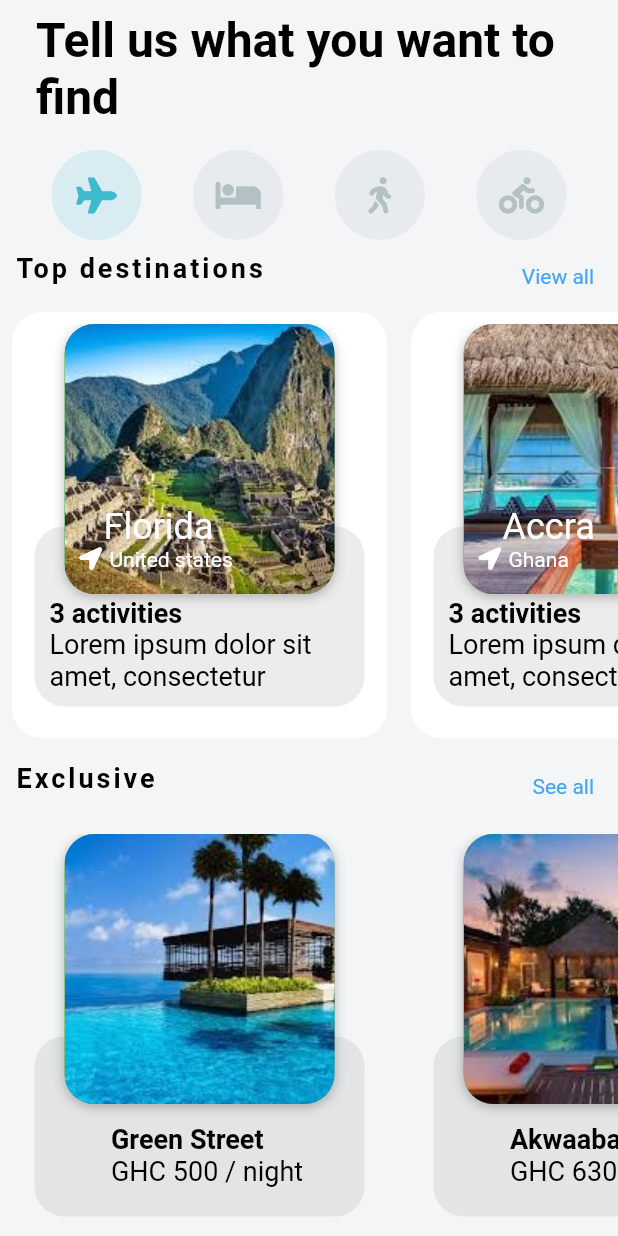
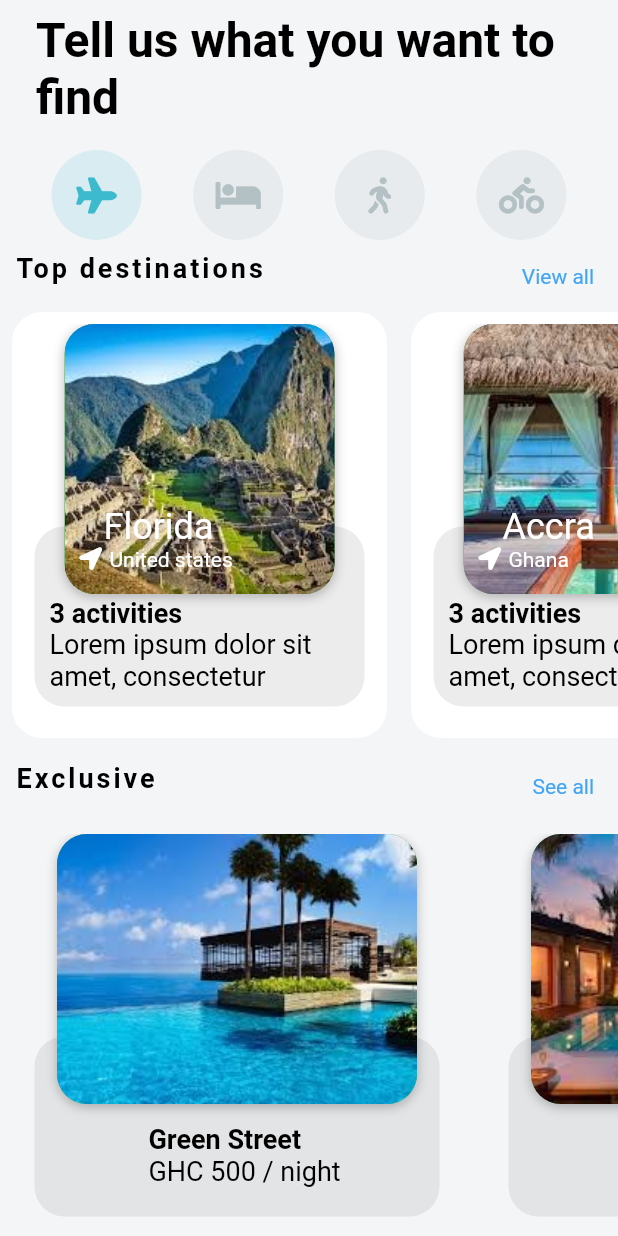
Before and after one commit to crataristo4/ui, a Flutter app: the HomeHotelPage screen opened directly, on a phone screen of 412 x 824 dp. Run offline on Flutter 3.47's test engine with Material 2 defaults, Android fonts, the phone set to English and light mode, and no system bars; our stand-ins replace font_awesome_flutter.

```diff
--- a/lib/widgets/hotelitems.dart
+++ b/lib/widgets/hotelitems.dart
@@ -46,7 +46,7 @@ class HotelItems extends StatelessWidget {
             margin: EdgeInsets.all(8),
             padding: EdgeInsets.all(8),
             height: 150,
-            width: 250,
+            width: 300,
             child: Stack(
               alignment: Alignment.topCenter,
               children: [
@@ -54,7 +54,7 @@ class HotelItems extends StatelessWidget {
                   bottom: 5,
                   child: Container(
                     margin: EdgeInsets.all(8),
-                    width: 220,
+                    width: 270,
                     height: 120,
                     decoration: BoxDecoration(
                         color: Colors.grey.withOpacity(0.2),
@@ -105,7 +105,7 @@ class HotelItems extends StatelessWidget {
                         child: Image(
                           image: AssetImage(hotel.imageUrl),
                           height: 180,
-                          width: 180,
+                          width: 240,
                           fit: BoxFit.cover,
                         ),
                       ),
```
